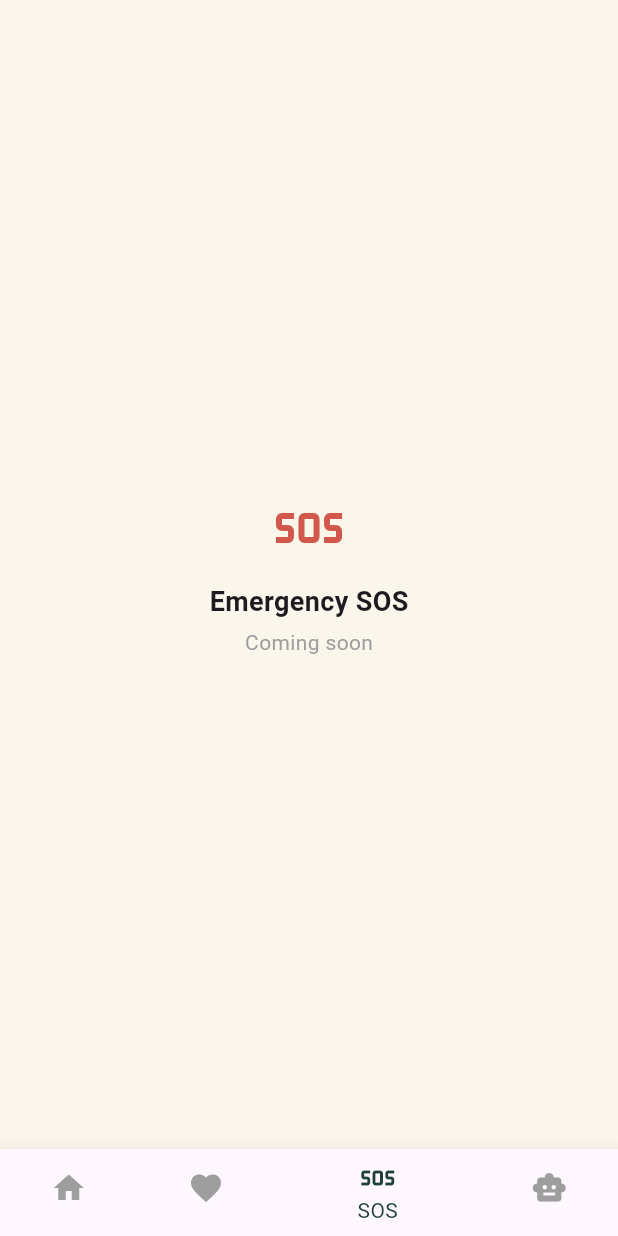
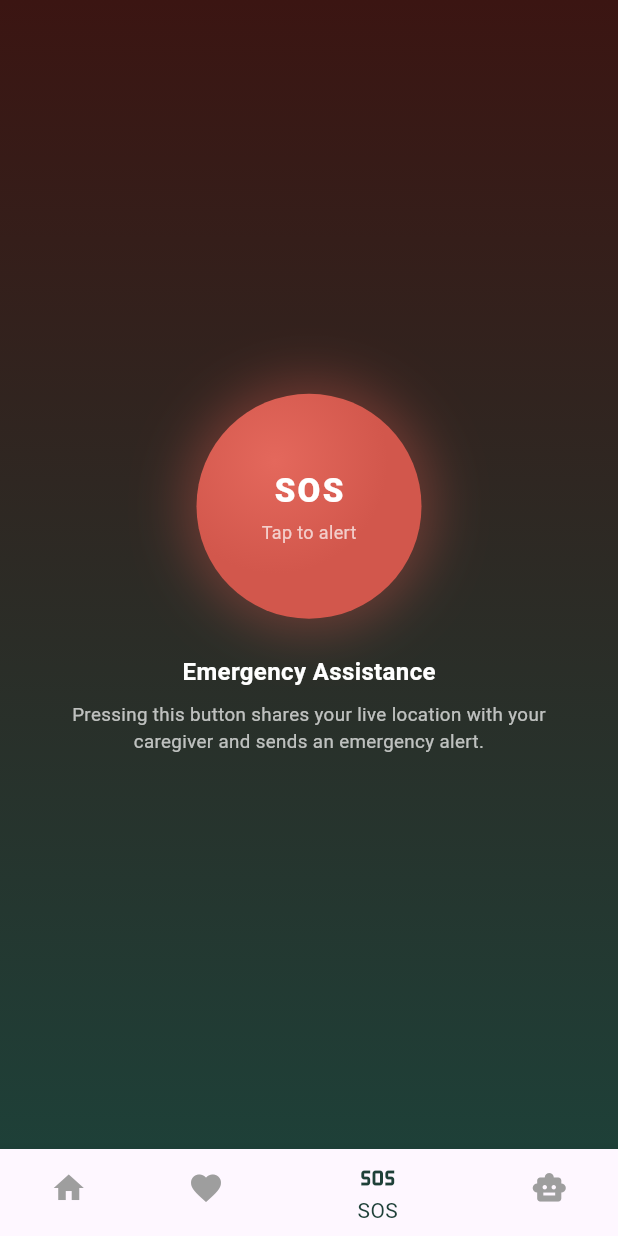
Before and after one commit to TharusiManchanayake/CareMate, a Flutter app: the screen it shows after launch, item 3 of the bottom bar chosen, on a phone screen of 412 x 824 dp. Run offline on Flutter 3.47's test engine with Material 3 defaults, Android fonts, the phone set to English and light mode, and no system bars.

Commit message:
Add SOS screen with confirmation dialog

```diff
--- a/lib/main.dart
+++ b/lib/main.dart
@@ -1,6 +1,7 @@
 import 'package:flutter/material.dart';
 import 'medicine.dart'; // our new data model file
 import 'health_screen.dart';
+import 'sos_screen.dart';
 
 void main() {
   runApp(const CareMateApp());
@@ -65,7 +66,7 @@ class _HomeScreenState extends State<HomeScreen> {
           children: [
             _buildHomeTab(),
             const HealthScreen(),
-            _placeholderTab('Emergency SOS', Icons.sos, const Color(0xFFD2574C)),
+            const SosScreen(),
             _placeholderTab('AI Assistant', Icons.smart_toy, const Color(0xFFE9A23B)),
           ],
         ),
--- /dev/null
+++ b/lib/sos_screen.dart
@@ -0,0 +1,114 @@
+import 'package:flutter/material.dart';
+
+class SosScreen extends StatelessWidget {
+  const SosScreen({super.key});
+
+  @override
+  Widget build(BuildContext context) {
+    return Container(
+      // A gradient background, dark red-to-teal, matching the mockup
+      decoration: const BoxDecoration(
+        gradient: LinearGradient(
+          begin: Alignment.topCenter,
+          end: Alignment.bottomCenter,
+          colors: [Color(0xFF3B1512), Color(0xFF1E4038)],
+        ),
+      ),
+      child: Center(
+        child: Column(
+          mainAxisAlignment: MainAxisAlignment.center,
+          children: [
+            GestureDetector(
+              onTap: () {
+                _showConfirmation(context);
+              },
+              child: Container(
+                width: 150,
+                height: 150,
+                decoration: BoxDecoration(
+                  shape: BoxShape.circle,
+                  gradient: const RadialGradient(
+                    center: Alignment(-0.3, -0.4),
+                    colors: [Color(0xFFE4685C), Color(0xFFD2574C)],
+                  ),
+                  boxShadow: [
+                    BoxShadow(
+                      color: const Color(0xFFD2574C).withOpacity(0.4),
+                      blurRadius: 30,
+                      spreadRadius: 8,
+                    ),
+                  ],
+                ),
+                child: const Column(
+                  mainAxisAlignment: MainAxisAlignment.center,
+                  children: [
+                    Text(
+                      'SOS',
+                      style: TextStyle(
+                        color: Colors.white,
+                        fontSize: 22,
+                        fontWeight: FontWeight.w800,
+                        letterSpacing: 1.5,
+                      ),
+                    ),
+                    SizedBox(height: 4),
+                    Text(
+                      'Tap to alert',
+                      style: TextStyle(color: Colors.white70, fontSize: 12),
+                    ),
+                  ],
+                ),
+              ),
+            ),
+            const SizedBox(height: 24),
+            const Text(
+              'Emergency Assistance',
+              style: TextStyle(
+                color: Colors.white,
+                fontSize: 16,
+                fontWeight: FontWeight.bold,
+              ),
+            ),
+            const SizedBox(height: 8),
+            Padding(
+              padding: const EdgeInsets.symmetric(horizontal: 40),
+              child: Text(
+                'Pressing this button shares your live location with your caregiver and sends an emergency alert.',
+                textAlign: TextAlign.center,
+                style: TextStyle(color: Colors.white.withOpacity(0.7), fontSize: 12.5),
+              ),
+            ),
+          ],
+        ),
+      ),
+    );
+  }
+
+  // A dialog popup — a new concept: showing a floating box on top
+  // of the current screen to confirm a risky action before it fires.
+  void _showConfirmation(BuildContext context) {
+    showDialog(
+      context: context,
+      builder: (context) => AlertDialog(
+        title: const Text('Send emergency alert?'),
+        content: const Text(
+          'This will call your caregiver and share your current location.',
+        ),
+        actions: [
+          TextButton(
+            onPressed: () => Navigator.pop(context), // closes the dialog
+            child: const Text('Cancel'),
+          ),
+          ElevatedButton(
+            onPressed: () {
+              Navigator.pop(context);
+              debugPrint('EMERGENCY ALERT SENT');
+            },
+            style: ElevatedButton.styleFrom(backgroundColor: const Color(0xFFD2574C)),
+            child: const Text('Send Alert', style: TextStyle(color: Colors.white)),
+          ),
+        ],
+      ),
+    );
+  }
+}
```
